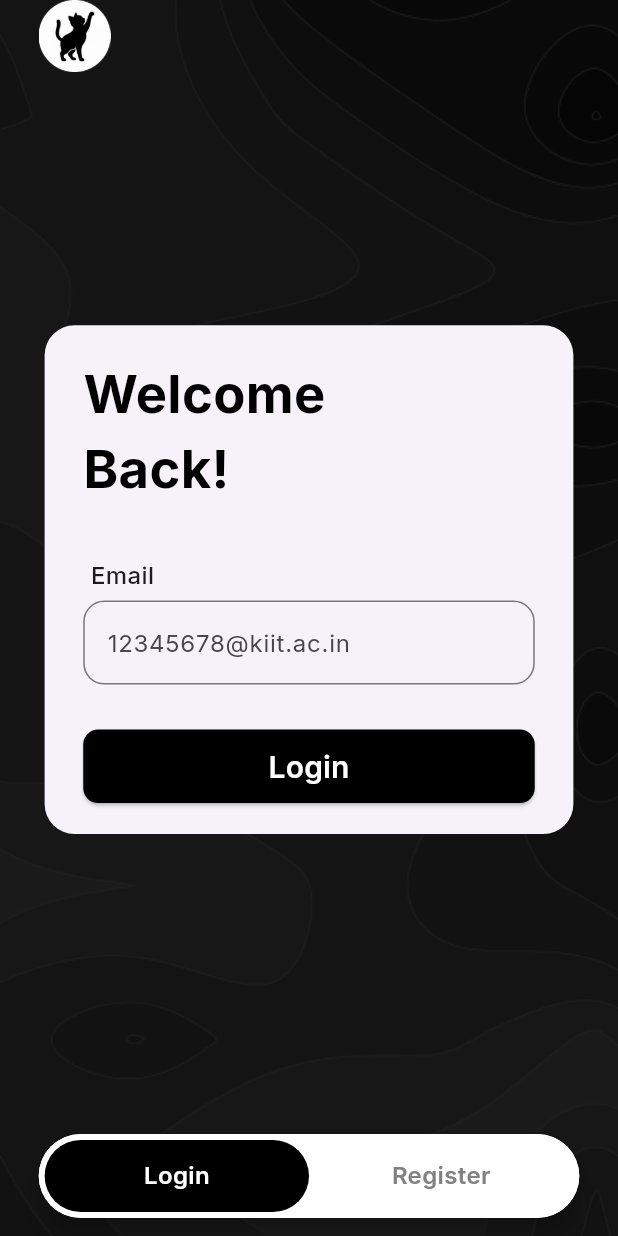
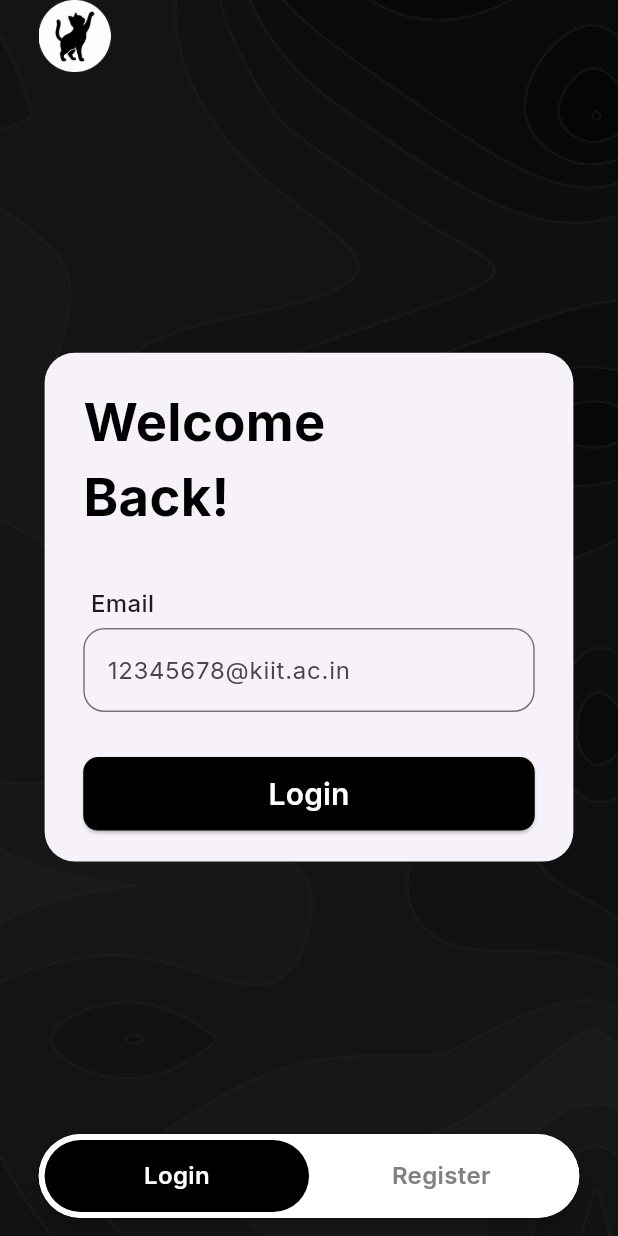
Before and after one commit to MLSAKIIT/KLink, a Flutter app: the LoginView screen opened by its route, on a phone screen of 412 x 824 dp. Run offline on Flutter 3.47's test engine with Material 3 defaults, Android fonts, the phone set to English and light mode, and no system bars; our stand-ins replace flutter_dotenv, google_fonts, pinput, supabase_flutter; accounts and stored records are empty.

```diff
--- /dev/null
+++ b/lib/Model/home_model.dart
@@ -0,0 +1 @@
+class HomeModel {}
--- a/lib/View/login_view.dart
+++ b/lib/View/login_view.dart
@@ -69,7 +69,7 @@ class _LoginViewState extends State<LoginView> {
                       Padding(
                         padding: EdgeInsets.symmetric(
                           horizontal: screenWidth / 16,
-                          vertical: screenDim.size.height / 5,
+                          vertical: screenDim.size.height / 4.5,
                         ),
                         child: Card(
                           shape: RoundedRectangleBorder(
--- /dev/null
+++ b/lib/ViewModel/home_view_model.dart
@@ -0,0 +1 @@
+class HomeViewModel {}
```
Also changed, not shown: lib/View/home_view.dart (added, +15 -0 lines), 1 other file.
